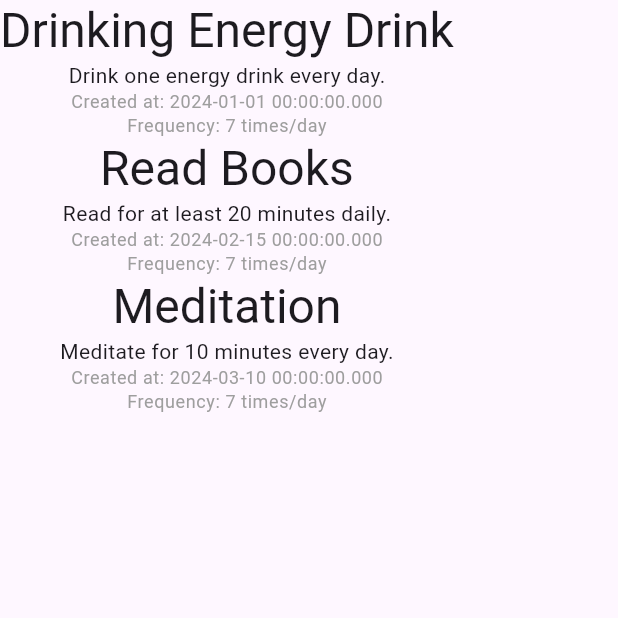
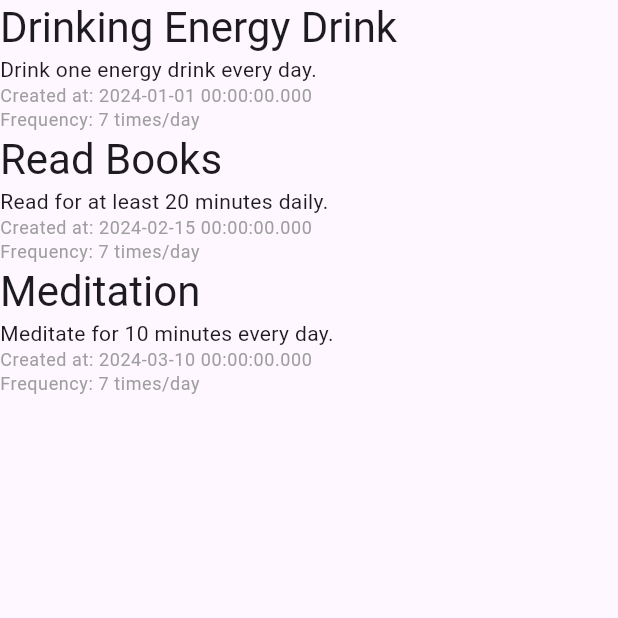
Before and after one commit to merdanusa/canvas_practice, a Flutter app: the screen it shows after launch, on a phone screen of 412 x 824 dp, the top half of it. Run offline on Flutter 3.47's test engine with Material 3 defaults, Android fonts, the phone set to English and light mode, and no system bars; our stand-ins replace go_router.

Commit message:
feat: enhance MainScreen and HabbitCard for improved habit display and interaction

```diff
--- a/lib/logic/routes/router.dart
+++ b/lib/logic/routes/router.dart
@@ -5,7 +5,7 @@ import 'package:go_router/go_router.dart';
 final appRouter = GoRouter(
   initialLocation: '/',
   routes: [
-    GoRoute(path: '/', builder: (context, state) => const MainScreen()),
+    GoRoute(path: '/', builder: (context, state) => MainScreen()),
     GoRoute(
       path: '/draw',
       builder: (context, state) => const DrawScreen(),
--- a/lib/screens/draw_screen.dart
+++ b/lib/screens/draw_screen.dart
@@ -9,9 +9,12 @@ class DrawScreen extends StatelessWidget {
   Widget build(BuildContext context) {
     return Scaffold(
       body: Center(
-        child: Text(
-          'Draw Screen',
-          style: Theme.of(context).textTheme.headlineMedium,
+        child: GestureDetector(
+          onDoubleTap: () => Navigator.pop(context),
+          child: Text(
+            'Draw Screen',
+            style: Theme.of(context).textTheme.headlineMedium,
+          ),
         ),
       ),
     );
--- a/lib/screens/main_screen.dart
+++ b/lib/screens/main_screen.dart
@@ -11,16 +11,17 @@ class MainScreen extends StatelessWidget {
   @override
   Widget build(BuildContext context) {
     return Scaffold(
-      body: Column(
-        children: [
-          for (var habit in habits)
-            HabbitCard(
-              name: habit.name,
-              description: habit.description,
-              createdAt: habit.createdAt,
-              frequency: habit.frequency,
-            ),
-        ],
+      body: ListView.builder(
+        itemCount: habits.length,
+        itemBuilder: (context, index) {
+          final habit = habits[index];
+          return HabbitCard(
+            name: habit.name,
+            description: habit.description,
+            createdAt: habit.createdAt,
+            frequency: habit.frequency,
+          );
+        },
       ),
     );
   }
--- a/lib/widgets/habbit_card.dart
+++ b/lib/widgets/habbit_card.dart
@@ -21,9 +21,12 @@ class HabbitCard extends StatelessWidget {
       onTap: () {
         context.push('/draw/${name}');
       },
+      child: Expanded(
+        child: SizedBox(
           child: Column(
+            crossAxisAlignment: CrossAxisAlignment.start,
             children: [
-          Text(name, style: Theme.of(context).textTheme.headlineLarge),
+              Text(name, style: Theme.of(context).textTheme.headlineMedium),
               Text(description, style: Theme.of(context).textTheme.bodyMedium),
               Text(
                 'Created at: ${createdAt.toLocal()}',
@@ -35,6 +38,8 @@ class HabbitCard extends StatelessWidget {
               ),
             ],
           ),
+        ),
+      ),
     );
   }
 }
```
Lines whose indentation alone changed are shown as unchanged.
